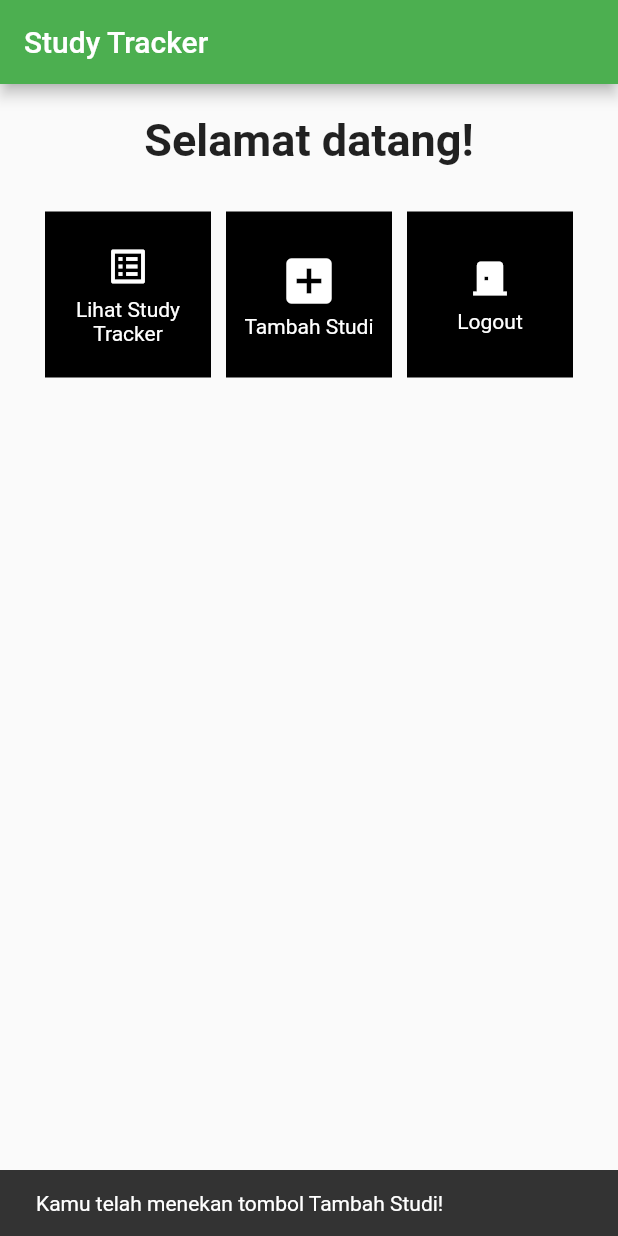
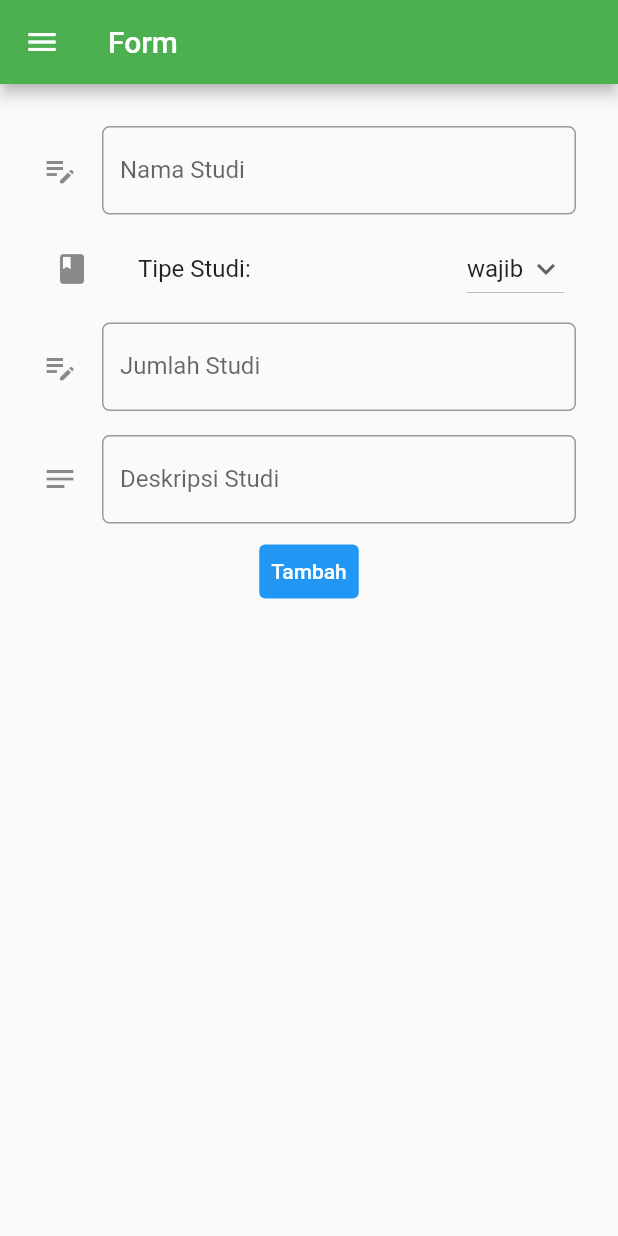
Before and after one commit to rapiwata/study_tracker, a Flutter app: the screen it shows after launch, after a tap on "Tambah Studi", on a phone screen of 412 x 824 dp. Run offline on Flutter 3.47's test engine with Material 2 defaults, Android fonts, the phone set to English and light mode, and no system bars.

Commit message:
mnegnupulkan tugas 8

```diff
--- a/lib/main.dart
+++ b/lib/main.dart
@@ -1,5 +1,6 @@
 import 'package:flutter/material.dart';
-import 'package:study_tracker/menu.dart';
+import 'package:study_tracker/pages/menu.dart';
+
 
 void main() {
   runApp(const MyApp());
@@ -12,7 +13,7 @@ class MyApp extends StatelessWidget {
   @override
   Widget build(BuildContext context) {
     return MaterialApp(
-      title: 'Flutter Demo',
+      title: 'Flutter App',
       theme: ThemeData(
         // This is the theme of your application.
         //
--- /dev/null
+++ b/lib/pages/form.dart
@@ -0,0 +1,216 @@
+import 'package:study_tracker/widgets/drawer.dart';
+import 'package:flutter/material.dart';
+import 'package:flutter/services.dart';
+
+
+
+class MyFormPage extends StatefulWidget {
+    const MyFormPage({super.key});
+
+    @override
+    State<MyFormPage> createState() => _MyFormPageState();
+}
+
+class _MyFormPageState extends State<MyFormPage> {
+    final _formKey = GlobalKey<FormState>();
+    String _namaStudi = "";
+    String tipeStudi = 'wajib';
+    List<String> listTipeStudi = ['wajib', 'minat'];
+    double jumlahStudi = 0;
+    String _deskripsiStudi = "";
+  @override
+  Widget build(BuildContext context) {
+    return Scaffold(
+        appBar: AppBar(
+          title: Text('Form'),
+        ),
+        drawer: const DrawerMenu(),
+        body: Form(
+          key: _formKey,
+          child: SingleChildScrollView(
+            child: Container(
+              padding: const EdgeInsets.all(20.0),
+              child: Column(children: [
+                Padding(
+                  // Menggunakan padding sebesar 8 pixels
+                  padding: const EdgeInsets.all(8.0),
+                  child: TextFormField(
+                    decoration: InputDecoration(
+                      hintText: "Contoh: PBP",
+                      labelText: "Nama Studi",
+                      // Menambahkan icon agar lebih intuitif
+                      icon: const Icon(Icons.edit_note),
+                      // Menambahkan circular border agar lebih rapi
+                      border: OutlineInputBorder(
+                        borderRadius: BorderRadius.circular(5.0),
+                      ),
+                    ),
+                    // Menambahkan behavior saat nama diketik
+                    onChanged: (String? value) {
+                      setState(() {
+                        _namaStudi = value!;
+                      });
+                    },
+                    // Menambahkan behavior saat data disimpan
+                    onSaved: (String? value) {
+                      setState(() {
+                        _namaStudi = value!;
+                      });
+                    },
+                    // Validator sebagai validasi form
+                    validator: (String? value) {
+                      if (value == null || value.isEmpty) {
+                        return 'Nama studi tidak boleh kosong!';
+                      }
+                      return null;
+                    },
+                  ),
+                ),
+                ListTile(
+                  leading: const Icon(Icons.class_),
+                  title: const Text(
+                    'Tipe Studi:',
+                  ),
+                  trailing: DropdownButton(
+                    value: tipeStudi,
+                    icon: const Icon(Icons.keyboard_arrow_down),
+                    items: listTipeStudi.map((String items) {
+                      return DropdownMenuItem(
+                        value: items,
+                        child: Text(items),
+                      );
+                    }).toList(),
+                    onChanged: (String? newValue) {
+                      setState(() {
+                        tipeStudi = newValue!;
+                      });
+                    },
+                  ),
+                ),
+                Padding(
+                  // Menggunakan padding sebesar 8 pixels
+                  padding: const EdgeInsets.all(8.0),
+                  child: TextFormField(
+                    keyboardType: TextInputType.number,
+                    inputFormatters: <TextInputFormatter>[
+                      FilteringTextInputFormatter.digitsOnly
+                    ],
+                    decoration: InputDecoration(
+                      hintText: "Contoh: 2",
+                      labelText: "Jumlah Studi",
+                      // Menambahkan icon agar lebih intuitif
+                      icon: const Icon(Icons.edit_note),
+                      // Menambahkan circular border agar lebih rapi
+                      border: OutlineInputBorder(
+                        borderRadius: BorderRadius.circular(5.0),
+                      ),
+                    ),
+                    // Menambahkan behavior saat jumlah diketik
+                    onChanged: (String? value) {
+                      setState(() {
+                        jumlahStudi = double.parse(value!);
+                      });
+                    },
+                    // Menambahkan behavior saat data disimpan
+                    onSaved: (String? value) {
+                      setState(() {
+                        jumlahStudi = double.parse(value!);
+                      });
+                    },
+                    // Validator sebagai validasi form
+                    validator: (String? value) {
+                      if (value == null || value.isEmpty) {
+                        return 'Jumlah studi tidak boleh kosong!';
+                      }
+                      return null;
+                    },
+                  ),
+                ),
+                Padding(
+                  // Menggunakan padding sebesar 8 pixels
+                  padding: const EdgeInsets.all(8.0),
+                  child: TextFormField(
+                    decoration: InputDecoration(
+                      hintText: "Contoh: Sebelum masuk semester!",
+                      labelText: "Deskripsi Studi",
+                      // Menambahkan icon agar lebih intuitif
+                      icon: const Icon(Icons.notes),
+                      // Menambahkan circular border agar lebih rapi
+                      border: OutlineInputBorder(
+                        borderRadius: BorderRadius.circular(5.0),
+                      ),
+                    ),
+                    // Menambahkan behavior saat nama diketik
+                    onChanged: (String? value) {
+                      setState(() {
+                        _deskripsiStudi = value!;
+                      });
+                    },
+                    // Menambahkan behavior saat data disimpan
+                    onSaved: (String? value) {
+                      setState(() {
+                        _deskripsiStudi = value!;
+                      });
+                    },
+                    // Validator sebagai validasi form
+                    validator: (String? value) {
+                      if (value == null || value.isEmpty) {
+                        return 'Deskripsi studi tidak boleh kosong!';
+                      }
+                      return null;
+                    },
+                  ),
+                ),
+                TextButton(
+                  child: const Text(
+                    "Tambah",
+                    style: TextStyle(color: Colors.white),
+                  ),
+                  style: ButtonStyle(
+                    backgroundColor: MaterialStateProperty.all(Colors.blue),
+                  ),
+                  onPressed: () {
+                    if (_formKey.currentState!.validate()) {
+                      showDialog(
+                        context: context,
+                        builder: (context) {
+                          return Dialog(
+                            shape: RoundedRectangleBorder(
+                              borderRadius: BorderRadius.circular(10),
+                            ),
+                            elevation: 15,
+                            child: Container(
+                              child: ListView(
+                                padding:
+                                    const EdgeInsets.only(top: 20, bottom: 20),
+                                shrinkWrap: true,
+                                children: <Widget>[
+                                  Center(child: const Text('Informasi Data')),
+                                  SizedBox(height: 20),
+                                  Text('Nama Studi: $_namaStudi'),
+                                  Text('Tipe Studi: $tipeStudi'),
+                                  Text(
+                                      'Jumlah Studi: ${jumlahStudi.toStringAsFixed(2)}'),
+                                  Text(
+                                      'Deskripsi Studi: $_deskripsiStudi'),
+                                  TextButton(
+                                    onPressed: () {
+                                      Navigator.pop(context);
+                                    },
+                                    child: Text('Kembali'),
+                                  ),
+                                ],
+                              ),
+                            ),
+                          );
+                        },
+                      );
+                    }
+                  },
+                ),
+              ]),
+            ),
+          ),
+        ));
+  }
+}
--- a/lib/menu.dart
+++ b/lib/pages/menu.dart
@@ -1,4 +1,8 @@
 import 'package:flutter/material.dart';
+import 'package:study_tracker/widgets/drawer.dart';
+import 'package:study_tracker/pages/form.dart';
+
+
 
 class MyHomePage extends StatelessWidget {
   const MyHomePage({Key? key}) : super(key: key);
@@ -28,6 +32,7 @@ class MyHomePage extends StatelessWidget {
           'Study Tracker',
         ),
       ),
+      drawer: const DrawerMenu(), // Menambahkan drawer pada halaman
       body: SingleChildScrollView(
         // Widget wrapper yang dapat discroll
         child: Padding(
@@ -93,14 +98,14 @@ class MyHomePage extends StatelessWidget {
                       ),
                     ),
                     Material(
-                      color: Color.fromARGB(255, 0, 0, 0),
-                      child: InkWell(
+                        color: Color.fromARGB(255, 0, 0, 0),
+                        child: InkWell(
                         onTap: () {
-                          ScaffoldMessenger.of(context)
-                            ..hideCurrentSnackBar()
-                            ..showSnackBar(const SnackBar(
-                                content: Text(
-                                    "Kamu telah menekan tombol Tambah Studi!")));
+                          Navigator.pushReplacement(
+                            context,
+                            MaterialPageRoute(
+                                builder: (context) => const MyFormPage()),
+                        );
                         },
                         child: Container(
                           padding: const EdgeInsets.all(8),
--- /dev/null
+++ b/lib/widgets/drawer.dart
@@ -0,0 +1,34 @@
+import 'package:flutter/material.dart';
+import 'package:study_tracker/pages/menu.dart';
+import 'package:study_tracker/pages/form.dart';
+import 'package:study_tracker/pages/menu.dart';
+import 'package:flutter/material.dart';
+import 'package:study_tracker/pages/form.dart';
+
+
+
+
+class DrawerMenu extends StatelessWidget {
+
+  const DrawerMenu({Key? key}) : super(key: key);
+
+  @override
+  Widget build(BuildContext context) {
+    return Drawer(
+      child: Column(
+        children: [ // Menambahkan clickable menu
+        ListTile(
+          title: const Text('Menu'),
+          onTap: () {
+            // Route menu ke halaman utama
+            Navigator.pushReplacement(
+              context,
+              MaterialPageRoute(builder: (context) => const MyHomePage()),
+            );
+          },
+        ),
+        ],
+      ),
+    );
+  }
+}
```
Also changed, not shown: 1 other file.
